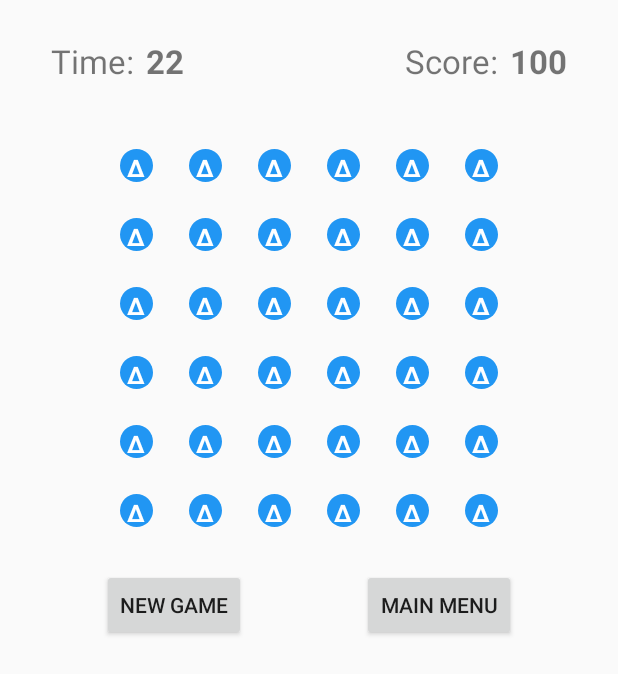
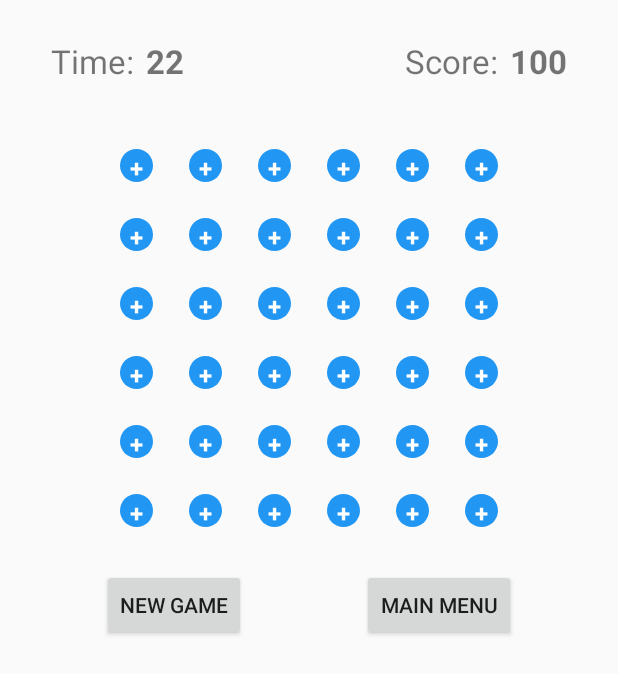
Before and after one commit to griffinjohndavid/Dots, an Android app: the GameActivity screen opened directly, with no data from a screen before it, on a phone screen of 412 x 824 dp. Shown: the top 674 px of the screen. Run offline under Robolectric (Android 15) with nearby library versions, the phone set to English and light mode, and no system bars.

Commit message:
Added more game logic
added drawBoard();

changed shape/color constants to strings for setText();

```diff
--- a/app/src/main/java/edu/harding/dots/GameActivity.java
+++ b/app/src/main/java/edu/harding/dots/GameActivity.java
@@ -15,11 +15,11 @@ public class GameActivity extends AppCompatActivity {
 
     private String mGameType;
 
-    private char RED = '×';
-    private char GREEN = '+';
-    private char BLUE = 'Δ';
-    private char YELLOW = '–';
-    private char PURPLE = '~';
+    private String RED = "×";
+    private String GREEN = "+";
+    private String BLUE = "Δ";
+    private String YELLOW = "–";
+    private String PURPLE = "~";
 
 
     @Override
@@ -43,14 +43,49 @@ public class GameActivity extends AppCompatActivity {
             mGameType = "Moves";
         }
         mGame = new DotsGame(mGameType);
+        drawBoard();
     }
 
     public void newGameClick(View view) {
         // May need more code?
         mGame = new DotsGame(mGameType);
+        drawBoard();
     }
 
     public void menuClick(View view) {
+
+    }
+
+    public void drawBoard() {
+        int i = 0;
+        for (int row = 0; row < DotsGame.NUM_CELLS; row++) {
+            for (int col = 0; col < DotsGame.NUM_CELLS; col++) {
+                if (i < mGameTextViews.length)
+                {
+                    if (mGame.getDot(row, col).color == 0)
+                    {
+                        mGameTextViews[i].setText(RED);
+                    }
+                    else if (mGame.getDot(row, col).color == 1)
+                    {
+                        mGameTextViews[i].setText(GREEN);
+                    }
+                    else if (mGame.getDot(row, col).color == 2)
+                    {
+                        mGameTextViews[i].setText(BLUE);
+                    }
+                    else if (mGame.getDot(row, col).color == 3)
+                    {
+                        mGameTextViews[i].setText(YELLOW);
+                    }
+                    else if (mGame.getDot(row, col).color == 4)
+                    {
+                        mGameTextViews[i].setText(PURPLE);
+                    }
+                    i++;
+                }
+            }
+        }
 
     }
 
@@ -71,17 +106,21 @@ public class GameActivity extends AppCompatActivity {
             if (event.getAction() == MotionEvent.ACTION_DOWN) {
                 // add code for updating view
                 mGame.addDotToPath(mGame.getDot(row, col));
+                drawBoard();
                 return true;
             }
             else if (event.getAction() == MotionEvent.ACTION_MOVE) {
                 // add code for updating view
                 mGame.addDotToPath(mGame.getDot(row, col));
+                drawBoard();
                 return true;
             }
             else if (event.getAction() == MotionEvent.ACTION_UP) {
                 // add code for updating view
+                mGame.addDotToPath(mGame.getDot(row, col));
                 mGame.finishMove();
                 mGame.clearDotPath();
+                drawBoard();
                 return true;
             }
 
```
